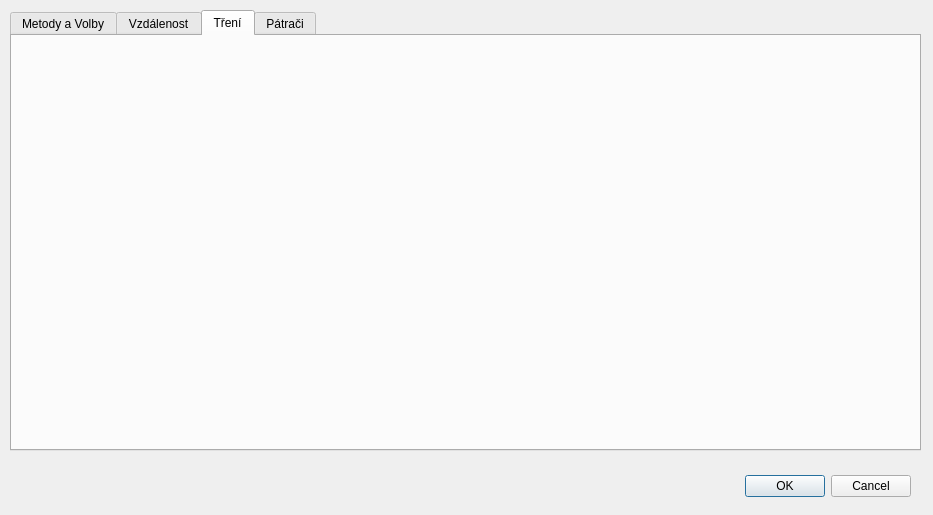
Before: the Qt Designer form ui/settings.ui in ruz76/qgis_patrac, drawn with Qt 5.
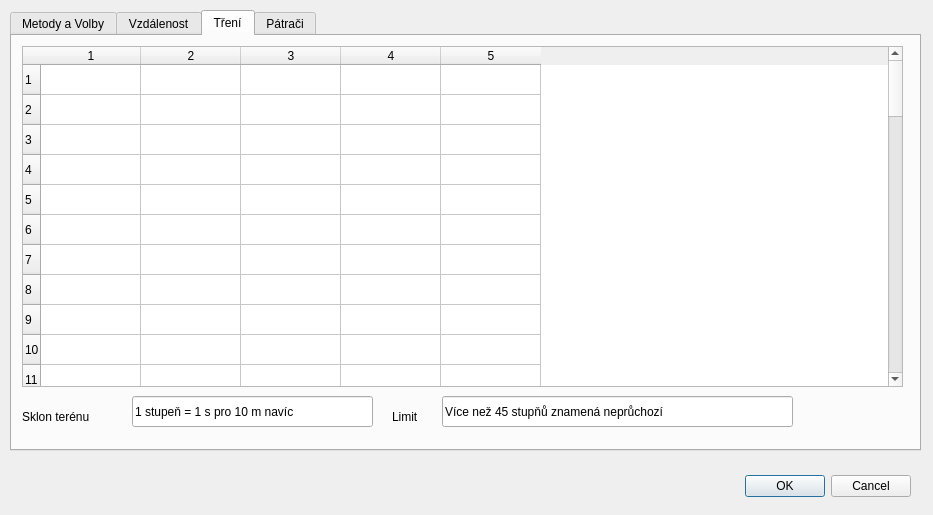
After: the same form once the commit is applied. The open tabs and pages were chosen to show the change.

Diff of the .ui file:
```diff
--- a/ui/settings.ui
+++ b/ui/settings.ui
@@ -354,6 +354,135 @@
     <attribute name="title">
      <string>Tření</string>
     </attribute>
+    <widget class="QTableWidget" name="tableWidgetFriction">
+     <property name="geometry">
+      <rect>
+       <x>10</x>
+       <y>10</y>
+       <width>881</width>
+       <height>341</height>
+      </rect>
+     </property>
+     <property name="rowCount">
+      <number>56</number>
+     </property>
+     <property name="columnCount">
+      <number>5</number>
+     </property>
+     <row/>
+     <row/>
+     <row/>
+     <row/>
+     <row/>
+     <row/>
+     <row/>
+     <row/>
+     <row/>
+     <row/>
+     <row/>
+     <row/>
+     <row/>
+     <row/>
+     <row/>
+     <row/>
+     <row/>
+     <row/>
+     <row/>
+     <row/>
+     <row/>
+     <row/>
+     <row/>
+     <row/>
+     <row/>
+     <row/>
+     <row/>
+     <row/>
+     <row/>
+     <row/>
+     <row/>
+     <row/>
+     <row/>
+     <row/>
+     <row/>
+     <row/>
+     <row/>
+     <row/>
+     <row/>
+     <row/>
+     <row/>
+     <row/>
+     <row/>
+     <row/>
+     <row/>
+     <row/>
+     <row/>
+     <row/>
+     <row/>
+     <row/>
+     <row/>
+     <row/>
+     <row/>
+     <row/>
+     <row/>
+     <row/>
+     <column/>
+     <column/>
+     <column/>
+     <column/>
+     <column/>
+    </widget>
+    <widget class="QLabel" name="labelDEM">
+     <property name="geometry">
+      <rect>
+       <x>10</x>
+       <y>370</y>
+       <width>111</width>
+       <height>21</height>
+      </rect>
+     </property>
+     <property name="text">
+      <string>Sklon terénu</string>
+     </property>
+    </widget>
+    <widget class="QLineEdit" name="lineEditLinear">
+     <property name="geometry">
+      <rect>
+       <x>120</x>
+       <y>360</y>
+       <width>241</width>
+       <height>31</height>
+      </rect>
+     </property>
+     <property name="text">
+      <string>1 stupeň = 1 s pro 10 m navíc</string>
+     </property>
+    </widget>
+    <widget class="QLabel" name="labelLimit">
+     <property name="geometry">
+      <rect>
+       <x>380</x>
+       <y>370</y>
+       <width>77</width>
+       <height>21</height>
+      </rect>
+     </property>
+     <property name="text">
+      <string>Limit</string>
+     </property>
+    </widget>
+    <widget class="QLineEdit" name="lineEditLimit">
+     <property name="geometry">
+      <rect>
+       <x>430</x>
+       <y>360</y>
+       <width>351</width>
+       <height>31</height>
+      </rect>
+     </property>
+     <property name="text">
+      <string>Více než 45 stupňů znamená neprůchozí</string>
+     </property>
+    </widget>
    </widget>
    <widget class="QWidget" name="tab_Units">
     <attribute name="title">
```
Left out of the diff: 2 changed lines with no effect on the pictures.
